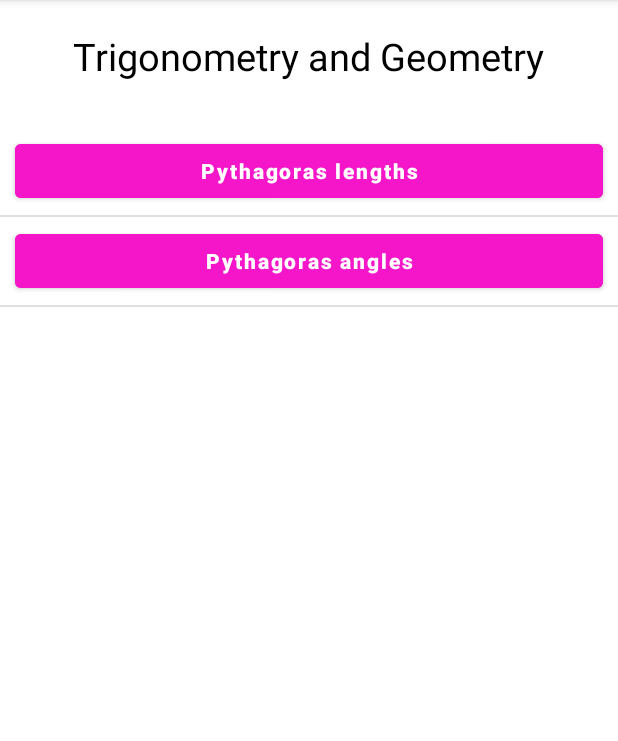
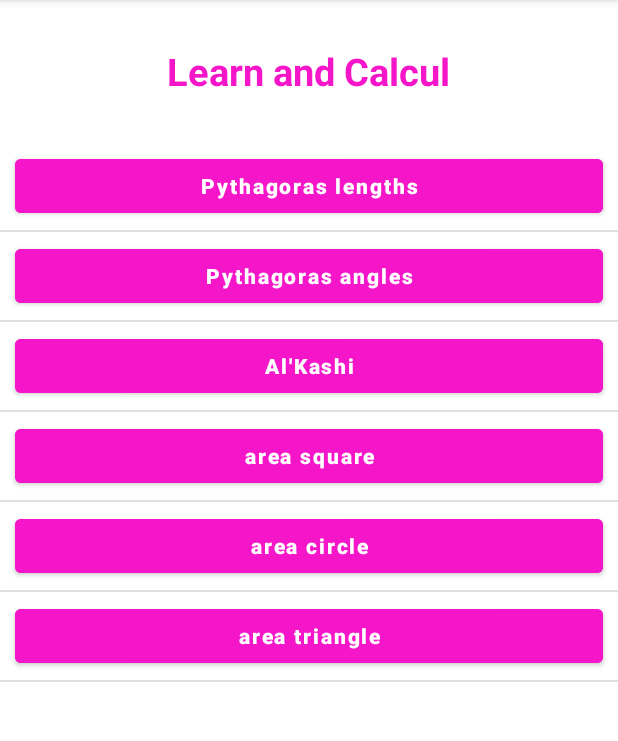
Before and after one commit to nicolaszanforlini/Matematic_education, an Android app: the screen it shows after launch (MainActivity), on a phone screen of 412 x 824 dp, the part 84-825 px from its top. Run offline under Robolectric (Android 15) with nearby library versions, the phone set to English and light mode, and no system bars.

Commit message:
[complete home activity with another themes]

```diff
--- a/app/src/main/java/com/example/matematic/fragments/HomeFragment.java
+++ b/app/src/main/java/com/example/matematic/fragments/HomeFragment.java
@@ -82,6 +82,10 @@ public class HomeFragment extends Fragment {
     private void initListThemesTitles() {
         this.listThemesTitles.add("Pythagoras lengths");
         this.listThemesTitles.add("Pythagoras angles");
+        this.listThemesTitles.add("Al'Kashi");
+        this.listThemesTitles.add("area square");
+        this.listThemesTitles.add("area circle");
+        this.listThemesTitles.add("area triangle");
     }
 
 }
--- a/app/src/main/res/layout/activity_main.xml
+++ b/app/src/main/res/layout/activity_main.xml
@@ -9,12 +9,13 @@
     <TextView
         android:textSize="25sp"
         android:id="@+id/txtTitleApp"
-        android:textColor="@color/black"
-        android:layout_marginTop="20dp"
+        android:textColor="@color/purple_pink"
+        android:textStyle="bold"
+        android:layout_marginTop="30dp"
         android:layout_centerHorizontal="true"
         android:layout_width="wrap_content"
         android:layout_height="wrap_content"
-        android:text="Trigonometry and Geometry"
+        android:text="Learn and Calcul"
         />
 
     <FrameLayout
```
